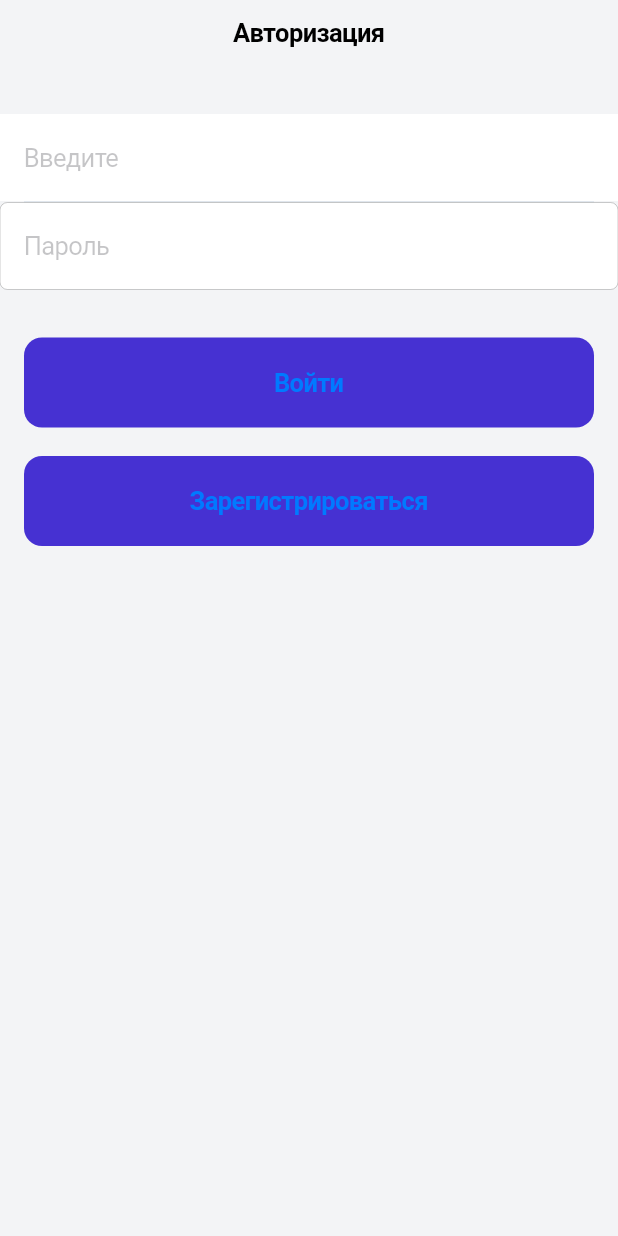
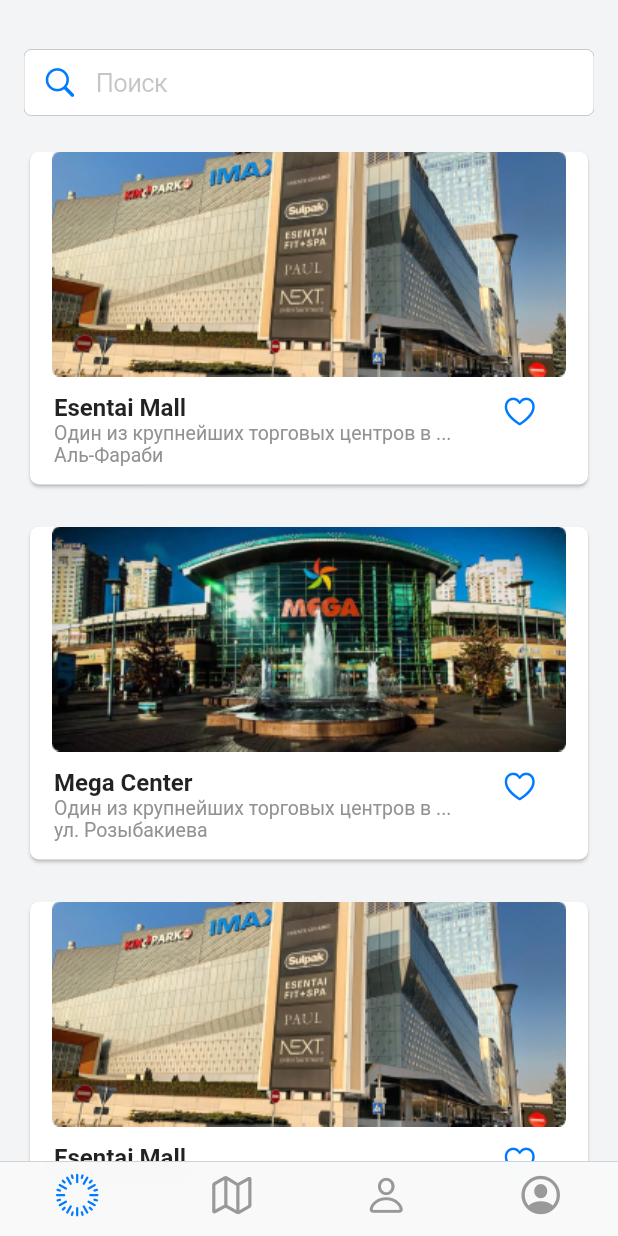
Before and after one commit to nur-git034m/Code_Union, a Flutter app: the screen it shows after launch, on a phone screen of 412 x 824 dp. Run offline on Flutter 3.47's test engine with Material 2 defaults, Android fonts, the phone set to English and light mode, and no system bars.

Commit message:
initial commit

```diff
--- a/lib/main.dart
+++ b/lib/main.dart
@@ -1,20 +1,20 @@
 import 'package:flutter/cupertino.dart';
-import 'package:flutter_appl/src/common/constants/color_constants.dart';
+import 'package:flutter_appl/src/common/constants/app_color.dart';
 import 'package:flutter_appl/src/router/router.dart';
-import 'package:flutter_appl/src/screens/auth/auth_screen.dart';
+import 'package:flutter_appl/src/screens/main_screen/main_screen.dart';
+
 
 void main() {
   runApp(MyApp());
 }
 
 class MyApp extends StatelessWidget {
-  // This widget is the root of your application.
   @override
   Widget build(BuildContext context) {
     return CupertinoApp(
       debugShowCheckedModeBanner: false,
        onGenerateRoute: AppRouter.generateRoute,
-      home: AuthScreen(),
+      home: MainScreen(),
       theme: CupertinoThemeData(
         scaffoldBackgroundColor: AppColors.scaffoldBackground,
       ),
--- /dev/null
+++ b/lib/src/common/constants/app_color.dart
@@ -0,0 +1,11 @@
+import 'package:flutter/painting.dart';
+
+class AppColors {
+ static const Color scaffoldBackground = Color(0xFFF3F4F6);
+  static const Color white = Color(0xFFFFFFFF);
+  static const Color dividerColor = Color(0xFFE0E6ED);
+  static const Color main = Color(0xFF4631D2);
+  static const Color textSecondColor = Color(0xFF929292);
+  static const Color redTextColor = Color(0xFFEC3A4D);
+  static const Color secondButtonColor = Color(0xFFFEFEFE);
+}
--- /dev/null
+++ b/lib/src/common/constants/text_styles.dart
@@ -0,0 +1,9 @@
+import 'package:flutter/cupertino.dart';
+import 'package:flutter_appl/src/common/constants/app_color.dart';
+
+class AppTextStyles {
+  static const headline1 = TextStyle(fontSize: 24, fontWeight: FontWeight.bold);
+  static const headline2 = TextStyle(fontSize: 16, fontWeight: FontWeight.bold);
+  static const description1 = TextStyle(fontSize: 16, color: AppColors.textSecondColor);
+  static const description2 = TextStyle(fontSize: 13, color: AppColors.textSecondColor);
+}
--- /dev/null
+++ b/lib/src/common/widgets/search_text_field.dart
@@ -0,0 +1,19 @@
+import 'package:flutter/cupertino.dart';
+
+class SearchTextField extends StatelessWidget {
+  const SearchTextField({
+    Key? key,
+  }) : super(key: key);
+
+  @override
+  Widget build(BuildContext context) {
+    return CupertinoTextField(
+      prefix: Padding(
+        padding: const EdgeInsets.only(left: 12),
+        child: Icon(CupertinoIcons.search),
+      ),
+      placeholder: "Поиск",
+      padding: const EdgeInsets.all(12),
+    );
+  }
+}
--- /dev/null
+++ b/lib/src/data/dummy_data.dart
@@ -0,0 +1,10 @@
+import 'package:flutter_appl/src/data/model.dart';
+
+List<ShoppingCenter> shoppingCenters = [
+  ShoppingCenter("Esentai Mall", "Один из крупнейших торговых центров в ...",
+      "Аль-Фараби", "assets/images/esentai.png"),
+  ShoppingCenter("Mega Center", "Один из крупнейших торговых центров в ...",
+      "ул. Розыбакиева", "assets/images/mega.png"),
+  ShoppingCenter("Esentai Mall", "Один из крупнейших торговых центров в ...",
+      "Аль-Фараби", "assets/images/esentai.png"),
+];
--- a/lib/src/screens/auth/auth_screen.dart
+++ b/lib/src/screens/auth/auth_screen.dart
@@ -1,10 +1,10 @@
 import 'package:flutter/cupertino.dart';
-import 'package:flutter_appl/src/common/constants/color_constants.dart';
-import 'package:flutter_appl/src/common/constants/padding_constants.dart';
+import 'package:flutter_appl/src/common/constants/app_color.dart';
+import 'package:flutter_appl/src/common/constants/app_paddings.dart';
 import 'package:flutter_appl/src/router/routing_const.dart';
 
 class AuthScreen extends StatelessWidget {
-  const AuthScreen({key}) : super(key: key);
+  const AuthScreen({ Key? key}) : super(key: key);
 
   @override
   Widget build(BuildContext context) {
--- a/lib/src/screens/auth/register_screen.dart
+++ b/lib/src/screens/auth/register_screen.dart
@@ -1,10 +1,10 @@
 import 'package:flutter/cupertino.dart';
 import 'package:flutter/material.dart';
-import 'package:flutter_appl/src/common/constants/color_constants.dart';
-import 'package:flutter_appl/src/common/constants/padding_constants.dart';
+import 'package:flutter_appl/src/common/constants/app_color.dart';
+import 'package:flutter_appl/src/common/constants/app_paddings.dart';
 
 class RegisterScreen extends StatelessWidget {
-  const RegisterScreen({key}) : super(key: key);
+  const RegisterScreen({ Key? key}) : super(key: key);
 
   @override
   Widget build(BuildContext context) {
--- /dev/null
+++ b/lib/src/screens/main_screen/main_screen.dart
@@ -0,0 +1,41 @@
+import 'package:flutter/cupertino.dart';
+import 'package:flutter_appl/src/screens/auth/register_screen.dart';
+import 'package:flutter_appl/src/screens/auth/auth_screen.dart';
+import 'package:flutter_appl/src/screens/profile/profile_screen.dart';
+import 'package:flutter_appl/src/screens/timeline/timeline_screen.dart';
+
+class MainScreen extends StatelessWidget {
+  const MainScreen({Key? key}) : super(key: key);
+
+  @override
+  Widget build(BuildContext context) {
+    return CupertinoTabScaffold(
+      tabBar: CupertinoTabBar(
+        items: [
+          BottomNavigationBarItem(icon: Icon(CupertinoIcons.timelapse)),
+          BottomNavigationBarItem(icon: Icon(CupertinoIcons.map)),
+          BottomNavigationBarItem(icon: Icon(CupertinoIcons.person)),
+          BottomNavigationBarItem(icon: Icon(CupertinoIcons.profile_circled)),
+        ],
+      ),
+      tabBuilder: (context, index) {
+        return CupertinoTabView(
+          builder: (context) {
+            switch (index) {
+              case 0:
+                return TimelineScreen();
+              case 1:
+                return RegisterScreen();
+              case 2:
+                return AuthScreen();
+              case 3:
+                return ProfileScreen();
+              default:
+                return RegisterScreen();
+            }
+          },
+        );
+      },
+    );
+  }
+}
--- /dev/null
+++ b/lib/src/screens/timeline/timeline_screen.dart
@@ -0,0 +1,90 @@
+import 'package:flutter/cupertino.dart';
+import 'package:flutter/material.dart';
+import 'package:flutter_appl/src/common/constants/app_paddings.dart';
+import 'package:flutter_appl/src/common/constants/text_styles.dart';
+import 'package:flutter_appl/src/common/widgets/search_text_field.dart';
+import 'package:flutter_appl/src/data/dummy_data.dart';
+
+class TimelineScreen extends StatelessWidget {
+  @override
+  Widget build(BuildContext context) {
+    return CupertinoPageScaffold(
+      child: SafeArea(
+        child: Padding(
+          padding: AppPaddings.horizontal,
+          child: SingleChildScrollView(
+            child: Column(
+              children: [
+                SizedBox(
+                  height: 33,
+                ),
+                SearchTextField(),
+                SizedBox(
+                  height: 20,
+                ),
+                ListView.separated(
+                  shrinkWrap: true,
+                  physics: NeverScrollableScrollPhysics(),
+                  separatorBuilder: (context, index) {
+                    return SizedBox(
+                      height: 20,
+                    );
+                  },
+                  itemCount: shoppingCenters.length,
+                  itemBuilder: (context, index) {
+                    final shoppingCenter = shoppingCenters[index];
+                    return Card(
+                      shape: RoundedRectangleBorder(
+                        borderRadius: BorderRadius.all(Radius.circular(6)),
+                      ),
+                      child: Column(
+                        children: [
+                          Image.asset(
+                            shoppingCenter.imagePath,
+                          ),
+                          SizedBox(
+                            height: 11,
+                          ),
+                          Row(
+                            mainAxisAlignment: MainAxisAlignment.spaceBetween,
+                            crossAxisAlignment: CrossAxisAlignment.start,
+                            children: [
+                              Padding(
+                                padding: const EdgeInsets.only(
+                                  left: 16,
+                                  bottom: 12,
+                                ),
+                                child: Column(
+                                  crossAxisAlignment: CrossAxisAlignment.start,
+                                  children: [
+                                    Text(
+                                      shoppingCenter.name,
+                                      style: AppTextStyles.headline2,
+                                    ),
+                                    Text(
+                                      shoppingCenter.description,
+                                      style: AppTextStyles.description2),
+                                    Text(
+                                      shoppingCenter.address,
+                                      style: AppTextStyles.description2),
+
+                                  ],
+                                ),
+                              ),
+                              Expanded(
+                                  child: Icon(CupertinoIcons.heart)),
+                            ],
+                          )
+                        ],
+                      ),
+                    );
+                  },
+                )
+              ],
+            ),
+          ),
+        ),
+      ),
+    );
+  }
+}
```
Also changed, not shown: lib/src/common/constants/color_constants.dart (deleted, +0 -7 lines), lib/src/common/widgets/custom_button.dart (+25 -0 lines), lib/src/data/model.dart (added, +8 -0 lines), lib/src/screens/profile/profile_screen.dart (added, +34 -0 lines), lib/src/screens/timeline/widgets/profile_description.dart (added, +54 -0 lines), lib/src/screens/timeline/widgets/profile_screen_button.dart (added, +23 -0 lines), pubspec.yaml (+6 -2 lines), assets/images/esentai.png (added), assets/images/mega.png (added), assets/images/profile.jpg (added), lib/src/common/constants/app_paddings.dart (renamed from lib/src/common/constants/padding_constants.dart).
